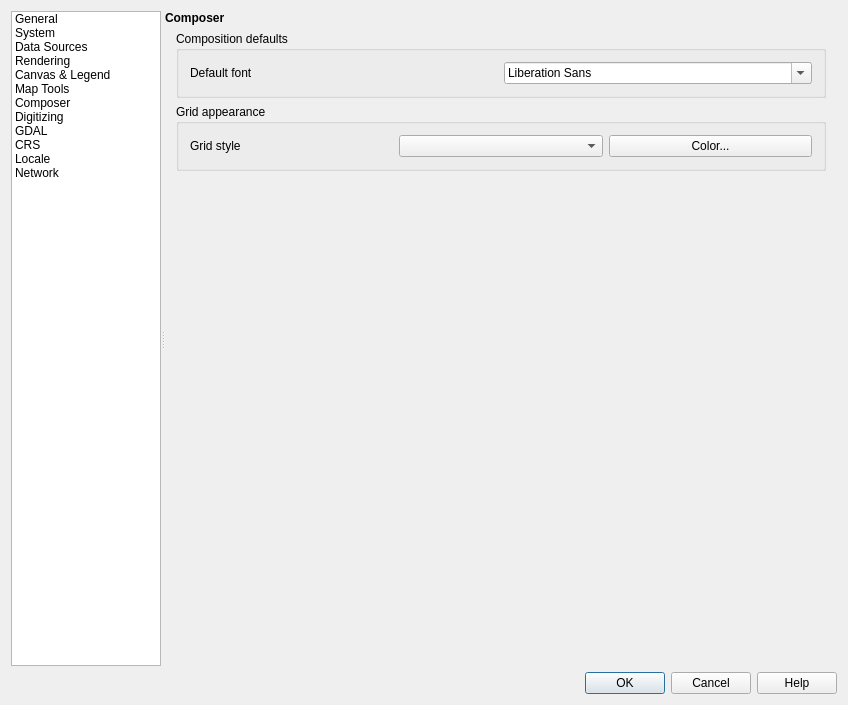
First picture: the form in src/ui/qgsoptionsbase.ui, repository carsmie/QGIS, before the edit.
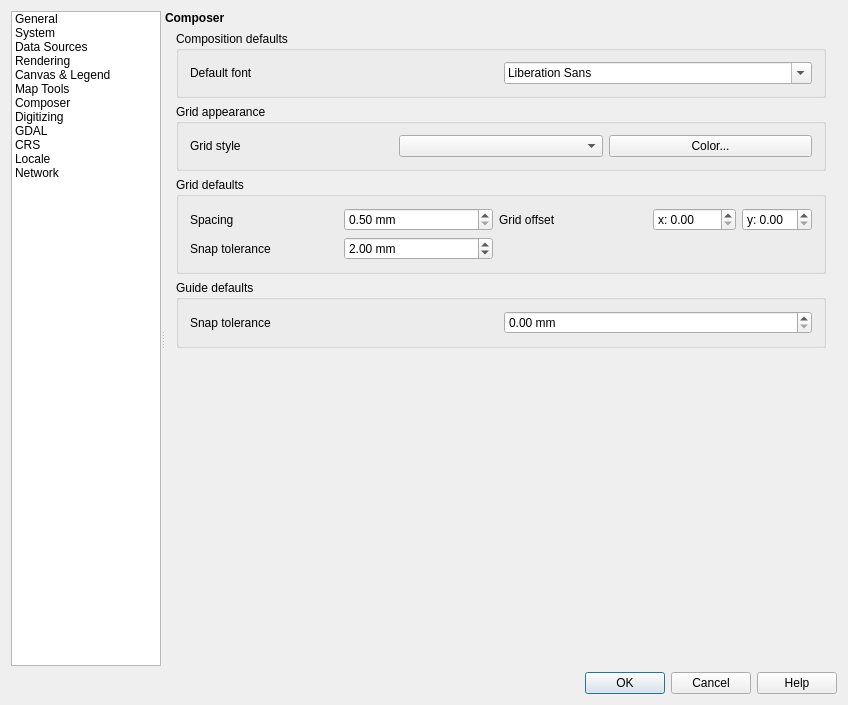
Second picture: the form after the edit. The open tabs and pages were chosen to show the change. Icons and pictures are not drawn. Custom widgets are drawn as their Qt base class.

Commit message: Add default grid and guide settings to composer options page

```diff
--- a/src/ui/qgsoptionsbase.ui
+++ b/src/ui/qgsoptionsbase.ui
@@ -2926,6 +2926,119 @@
                  </layout>
                 </widget>
                </item>
+               <item>
+                <widget class="QGroupBox" name="groupBox_24">
+                 <property name="title">
+                  <string>Grid defaults</string>
+                 </property>
+                 <layout class="QGridLayout" name="gridLayout_11">
+                  <item row="0" column="0">
+                   <widget class="QLabel" name="label_61">
+                    <property name="text">
+                     <string>Spacing</string>
+                    </property>
+                   </widget>
+                  </item>
+                  <item row="0" column="1">
+                   <widget class="QDoubleSpinBox" name="mGridResolutionSpinBox">
+                    <property name="suffix">
+                     <string> mm</string>
+                    </property>
+                    <property name="minimum">
+                     <double>0.500000000000000</double>
+                    </property>
+                    <property name="maximum">
+                     <double>9999.000000000000000</double>
+                    </property>
+                   </widget>
+                  </item>
+                  <item row="0" column="2">
+                   <widget class="QLabel" name="label_63">
+                    <property name="text">
+                     <string>Grid offset</string>
+                    </property>
+                    <property name="wordWrap">
+                     <bool>true</bool>
+                    </property>
+                   </widget>
+                  </item>
+                  <item row="0" column="3">
+                   <layout class="QHBoxLayout" name="horizontalLayout_36">
+                    <item>
+                     <widget class="QDoubleSpinBox" name="mOffsetXSpinBox">
+                      <property name="prefix">
+                       <string>x: </string>
+                      </property>
+                      <property name="maximum">
+                       <double>9999.000000000000000</double>
+                      </property>
+                     </widget>
+                    </item>
+                    <item>
+                     <widget class="QDoubleSpinBox" name="mOffsetYSpinBox">
+                      <property name="prefix">
+                       <string>y: </string>
+                      </property>
+                      <property name="suffix">
+                       <string/>
+                      </property>
+                     </widget>
+                    </item>
+                   </layout>
+                  </item>
+                  <item row="1" column="0">
+                   <widget class="QLabel" name="label_62">
+                    <property name="text">
+                     <string>Snap tolerance</string>
+                    </property>
+                   </widget>
+                  </item>
+                  <item row="1" column="1">
+                   <widget class="QDoubleSpinBox" name="mGridToleranceSpinBox">
+                    <property name="prefix">
+                     <string/>
+                    </property>
+                    <property name="suffix">
+                     <string> mm</string>
+                    </property>
+                    <property name="value">
+                     <double>2.000000000000000</double>
+                    </property>
+                   </widget>
+                  </item>
+                 </layout>
+                </widget>
+               </item>
+               <item>
+                <widget class="QGroupBox" name="groupBox_25">
+                 <property name="title">
+                  <string>Guide defaults</string>
+                 </property>
+                 <layout class="QGridLayout" name="gridLayout_12">
+                  <item row="0" column="0">
+                   <layout class="QHBoxLayout" name="horizontalLayout_37">
+                    <item>
+                     <widget class="QLabel" name="label_64">
+                      <property name="text">
+                       <string>Snap tolerance</string>
+                      </property>
+                     </widget>
+                    </item>
+                    <item>
+                     <widget class="QDoubleSpinBox" name="mGuideToleranceSpinBox">
+                      <property name="prefix">
+                       <string/>
+                      </property>
+                      <property name="suffix">
+                       <string> mm</string>
+                      </property>
+                     </widget>
+                    </item>
+                   </layout>
+                  </item>
+                 </layout>
+                </widget>
+               </item>
                <item>
                 <spacer name="verticalSpacer_10">
                  <property name="orientation">
```
Left out of the diff: 3 changed lines with no effect on the pictures. The commit also changes 3 other files.
